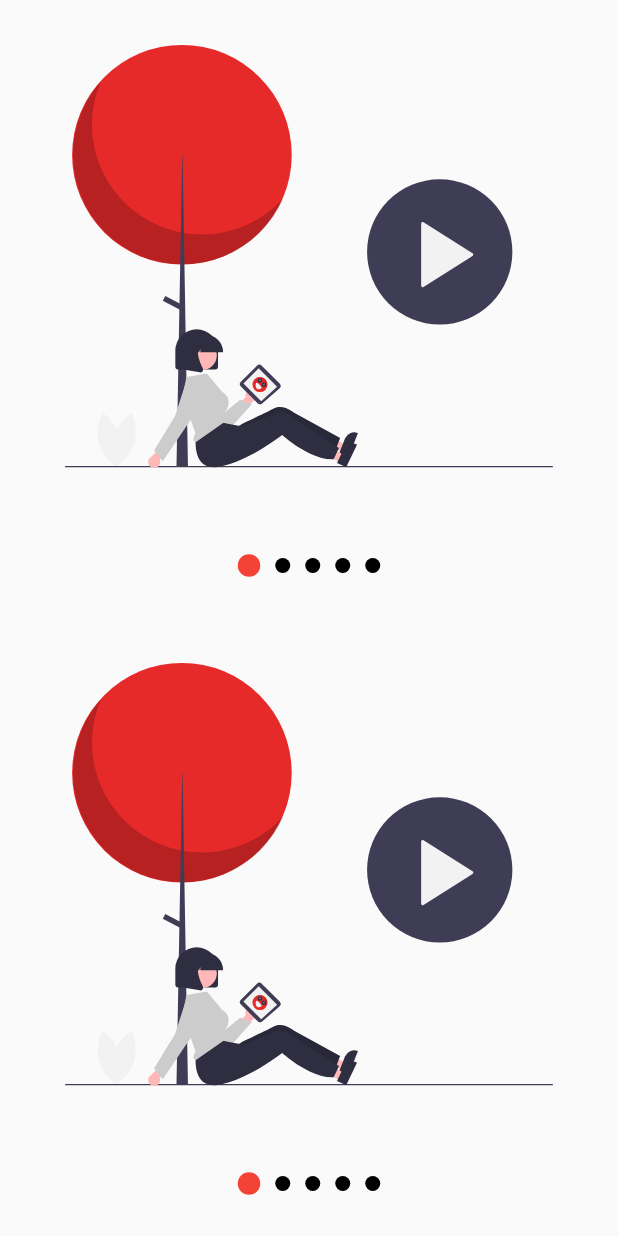
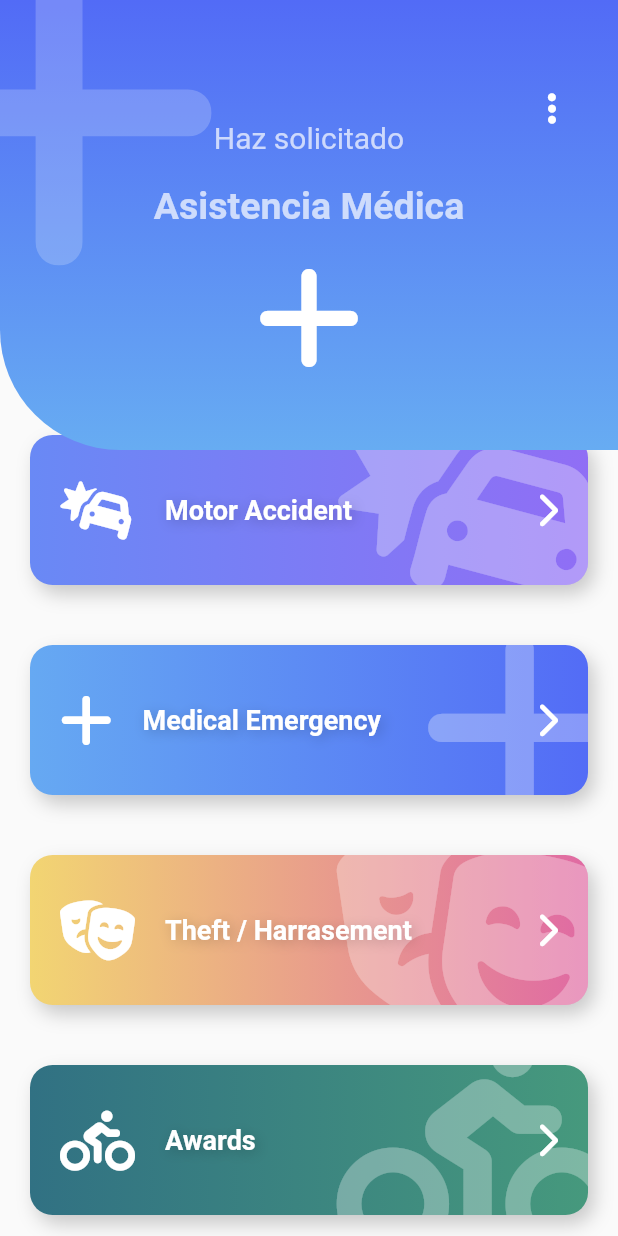
Before and after one commit to Naruxtian/Flutter-Pro-Designs, a Flutter app: the screen it shows after launch, on a phone screen of 412 x 824 dp. Run offline on Flutter 3.47's test engine with Material 2 defaults, Android fonts, the light colour scheme and no system bars; our stand-ins replace animate_do, flutter_svg, font_awesome_flutter.

Commit message:
Emergency page

```diff
--- a/lib/main.dart
+++ b/lib/main.dart
@@ -1,5 +1,6 @@
 import 'package:flutter/material.dart';
-import 'package:custm_painter/src/pages/slideshow_page.dart';
+import 'package:custm_painter/src/pages/emergency_page.dart';
+// import 'package:custm_painter/src/pages/slideshow_page.dart';
 // import 'package:custm_painter/src/labs/slideshow_page.dart';
 // import 'package:custm_painter/src/pages/graficas_circulaes_page.dart';
 // import 'package:custm_painter/src/pages/animaciones_page.dart';
@@ -14,12 +15,12 @@ class MyApp extends StatelessWidget {
 
   @override
   Widget build(BuildContext context) {
-    return const MaterialApp(
+    return MaterialApp(
       title: 'Diseños App',
       // home: AnimacionesPage(),
       // home: CuadradoAnimadoPage(),
       // home: GraficasCircularesPage(),
-      home: SlideshowPage(),
+      home: EmergencyPage(),
       debugShowCheckedModeBanner: false,
     );
   }
--- /dev/null
+++ b/lib/src/pages/emergency_page.dart
@@ -0,0 +1,122 @@
+import 'package:flutter/material.dart';
+import 'package:font_awesome_flutter/font_awesome_flutter.dart';
+import 'package:animate_do/animate_do.dart';
+import 'package:custm_painter/src/widgets/headers.dart';
+import 'package:custm_painter/src/widgets/boton_gordo.dart';
+
+class ItemBoton {
+  final IconData icon;
+  final String texto;
+  final Color color1;
+  final Color color2;
+
+  ItemBoton( this.icon, this.texto, this.color1, this.color2 );
+}
+
+class EmergencyPage extends StatelessWidget {
+  const EmergencyPage({super.key});
+
+
+  @override
+  Widget build(BuildContext context) {
+
+    final items = <ItemBoton>[
+      ItemBoton( FontAwesomeIcons.carCrash, 'Motor Accident', const Color(0xff6989F5), const Color(0xff906EF5) ),
+      ItemBoton( FontAwesomeIcons.plus, 'Medical Emergency', const Color(0xff66A9F2), const Color(0xff536CF6) ),
+      ItemBoton( FontAwesomeIcons.theaterMasks, 'Theft / Harrasement', const Color(0xffF2D572), const Color(0xffE06AA3) ),
+      ItemBoton( FontAwesomeIcons.biking, 'Awards', const Color(0xff317183), const Color(0xff46997D) ),
+      ItemBoton( FontAwesomeIcons.carCrash, 'Motor Accident', const Color(0xff6989F5), const Color(0xff906EF5) ),
+      ItemBoton( FontAwesomeIcons.plus, 'Medical Emergency', const Color(0xff66A9F2), const Color(0xff536CF6) ),
+      ItemBoton( FontAwesomeIcons.theaterMasks, 'Theft / Harrasement', const Color(0xffF2D572), const Color(0xffE06AA3) ),
+      ItemBoton( FontAwesomeIcons.biking, 'Awards', const Color(0xff317183), const Color(0xff46997D) ),
+      ItemBoton( FontAwesomeIcons.carCrash, 'Motor Accident', const Color(0xff6989F5), const Color(0xff906EF5) ),
+      ItemBoton( FontAwesomeIcons.plus, 'Medical Emergency', const Color(0xff66A9F2), const Color(0xff536CF6) ),
+      ItemBoton( FontAwesomeIcons.theaterMasks, 'Theft / Harrasement', const Color(0xffF2D572), const Color(0xffE06AA3) ),
+      ItemBoton( FontAwesomeIcons.biking, 'Awards', const Color(0xff317183), const Color(0xff46997D) ),
+];
+
+  List<Widget> itemMap = items
+      .map((item) => FadeInLeft(
+        duration: const Duration(milliseconds: 250),
+        child: BotonGordo(
+              icon: item.icon,
+              texto: item.texto,
+              color1: item.color1,
+              color2: item.color2,
+              onPress: () {
+                print('Hola');
+              },
+            ),
+      ))
+      .toList();
+
+    return Scaffold(
+      body: Stack(
+        children: [
+          Container(
+            margin: const EdgeInsets.only(top: 200),
+            child: ListView(
+              physics: const BouncingScrollPhysics(),
+              children: [
+                const SizedBox(height: 70),
+                ...itemMap
+              ]
+            ),
+          ),
+          const PageHeader()
+        ],
+      )
+   );
+  }
+}
+
+class BotonGordoTemp extends StatelessWidget {
+  const BotonGordoTemp({
+    super.key,
+  });
+
+  @override
+  Widget build(BuildContext context) {
+    return BotonGordo(
+      icon: FontAwesomeIcons.carBurst,
+      texto: 'Motor Accident',
+      color1: const Color(0xff6989F5),
+      color2: const Color(0xff906EF5),
+      onPress: () {
+        print('Click');
+      },
+    );
+  }
+}
+
+class PageHeader extends StatelessWidget {
+  const PageHeader({
+    super.key,
+  });
+
+  @override
+  Widget build(BuildContext context) {
+    return Stack(
+      children: [
+        const IconHeader(
+          icon: FontAwesomeIcons.plus,
+          titulo: 'Asistencia Médica',
+          subtitulo: 'Haz solicitado',
+          color1: Color(0xff526BF6),
+          color2: Color(0xff67ACF2),
+        ),
+
+        Positioned(
+          right: 0,
+          top: 45,
+          child: RawMaterialButton(
+            onPressed: () {},
+            shape: const CircleBorder(),
+            padding: const EdgeInsets.all(15),
+            child: const FaIcon(FontAwesomeIcons.ellipsisVertical, color: Colors.white),
+          ),
+        )
+      ],
+    );
+  }
+}
--- /dev/null
+++ b/lib/src/widgets/boton_gordo.dart
@@ -0,0 +1,121 @@
+import 'package:flutter/material.dart';
+import 'package:font_awesome_flutter/font_awesome_flutter.dart';
+
+class BotonGordo extends StatelessWidget {
+  final IconData icon;
+  final String texto;
+  final Color color1;
+  final Color color2;
+  final Function onPress;
+
+  const BotonGordo(
+      {super.key,
+      required this.icon,
+      required this.texto,
+      this.color1 = Colors.grey ,
+      this.color2 = Colors.blueGrey ,
+      required this.onPress});
+
+  @override
+  Widget build(BuildContext context) {
+    return GestureDetector(
+      onTap: () {
+        onPress();
+      },
+      child: Stack(
+        children: [
+          _BotonGordoBackground(color1: color1, color2: color2, icon: icon,),
+          Row(
+            mainAxisAlignment: MainAxisAlignment.center,
+            children: [
+              const SizedBox(
+                height: 140,
+                width: 40,
+              ),
+              FaIcon(
+                icon,
+                color: Colors.white,
+                size: 40,
+              ),
+              const SizedBox(
+                width: 20,
+              ),
+              Expanded(
+                child: Text(
+                  texto,
+                  style: TextStyle(
+                    color: Colors.white,
+                    fontSize: 18,
+                    fontWeight: FontWeight.bold,
+                    shadows: [
+                      Shadow(
+                        color: Colors.black.withOpacity(0.2),
+                        offset: const Offset(2, 2),
+                        blurRadius: 10,
+                      ),
+                    ],
+                  ),
+                ),
+              ),
+              const FaIcon(
+                FontAwesomeIcons.chevronRight,
+                color: Colors.white,
+              ),
+              const SizedBox(
+                width: 40,
+              ),
+            ],
+          )
+        ],
+      ),
+    );
+  }
+}
+
+class _BotonGordoBackground extends StatelessWidget {
+  final Color color1;
+  final Color color2;
+  final IconData icon;
+  const _BotonGordoBackground({
+    super.key, required this.icon, required this.color1, required this.color2,
+  });
+
+  @override
+  Widget build(BuildContext context) {
+    return Container(
+      width: double.infinity,
+      height: 100,
+      margin: const EdgeInsets.all(20),
+      decoration: BoxDecoration(
+          boxShadow: [
+            BoxShadow(
+              color: Colors.black.withOpacity(0.2),
+              offset: const Offset(4, 6),
+              blurRadius: 10,
+            ),
+          ],
+          borderRadius: BorderRadius.circular(15),
+          gradient: LinearGradient(
+            colors: [
+              color1,
+              color2,
+            ],
+          )),
+      child: ClipRRect(
+        borderRadius: BorderRadius.circular(15),
+        child: Stack(
+          children: [
+            Positioned(
+                right: -20,
+                top: -20,
+                child: FaIcon(
+                  icon,
+                  color: Colors.white.withOpacity(0.3),
+                  size: 150,
+                ))
+          ],
+        ),
+      ),
+    );
+  }
+}
--- a/lib/src/widgets/headers.dart
+++ b/lib/src/widgets/headers.dart
@@ -1,4 +1,5 @@
 import 'package:flutter/material.dart';
+import 'package:font_awesome_flutter/font_awesome_flutter.dart';
 
 class HeaderCuadrado extends StatelessWidget {
   const HeaderCuadrado({super.key});
@@ -323,16 +324,13 @@ class HeaderWaveGradiente extends StatelessWidget {
 class _HeaderWaveGradientePainter extends CustomPainter {
   @override
   void paint(Canvas canvas, Size size) {
-
-    final Rect rect = Rect.fromCircle(
-      center: const Offset(150.0, 0.0),
-      radius: 180
-    );
+    final Rect rect =
+        Rect.fromCircle(center: const Offset(150.0, 0.0), radius: 180);
 
     const Gradient gradient = LinearGradient(
         begin: Alignment.topCenter,
         end: Alignment.bottomCenter,
-      colors: <Color> [
+        colors: <Color>[
           Color(0xff6D05E8),
           Color(0xffC012FF),
           Color(0xff6D05FA),
@@ -341,8 +339,7 @@ class _HeaderWaveGradientePainter extends CustomPainter {
           0.2,
           0.5,
           1.0
-      ]
-    );
+        ]);
 
     final lapiz = new Paint()..shader = gradient.createShader(rect);
 
@@ -369,3 +366,73 @@ class _HeaderWaveGradientePainter extends CustomPainter {
     return true;
   }
 }
+
+class IconHeader extends StatelessWidget {
+
+  final IconData icon;
+  final String titulo;
+  final String subtitulo;
+  final Color color1;
+  final Color color2;
+
+  const IconHeader({super.key,
+  required this.icon,
+  required this.titulo,
+  required this.subtitulo,
+  this.color1 = Colors.grey,
+  this.color2 = Colors.blueGrey
+  });
+
+  @override
+  Widget build(BuildContext context) {
+
+    final Color colorBlanco = Colors.white.withOpacity(0.7);
+
+    return Stack(
+    children: [
+      _IconHeaderBackground(color1: color1, color2: color2),
+      Positioned(
+        top: -50,
+        left: -70,
+        child: FaIcon(icon, size: 250, color: Colors.white.withOpacity(0.2),)
+      ),
+      Column(
+        children: [
+          const SizedBox(height: 80, width: double.infinity,),
+          Text(subtitulo, style: TextStyle(fontSize: 20, color: colorBlanco),),
+          const SizedBox(height: 20,),
+          Text(titulo, style: TextStyle(fontSize: 25, color: colorBlanco, fontWeight: FontWeight.bold),),
+          const SizedBox(height: 20,),
+          FaIcon(icon, size: 80, color: Colors.white,)
+        ],
+      )
+    ]);
+  }
+}
+
+class _IconHeaderBackground extends StatelessWidget {
+
+  final Color color1;
+  final Color color2;
+
+  const _IconHeaderBackground({
+    super.key, required this.color1, required this.color2,
+  });
+
+  @override
+  Widget build(BuildContext context) {
+    return Container(
+      width: double.infinity,
+      height: 300,
+      decoration:  BoxDecoration(
+          borderRadius: const BorderRadius.only(bottomLeft: Radius.circular(80)),
+          gradient: LinearGradient(
+              begin: Alignment.topCenter,
+              end: Alignment.bottomCenter,
+              colors: <Color>[
+                color1,
+                color2,
+              ])),
+    );
+  }
+}
--- a/pubspec.yaml
+++ b/pubspec.yaml
@@ -37,6 +37,8 @@ dependencies:
   cupertino_icons: ^1.0.2
   flutter_svg: ^2.0.8
   provider: ^6.0.5
+  font_awesome_flutter: ^10.6.0
+  animate_do: ^3.1.2
 
 dev_dependencies:
   flutter_test:
```
Also changed, not shown: pubspec.lock. Lines whose indentation alone changed are shown as unchanged.
